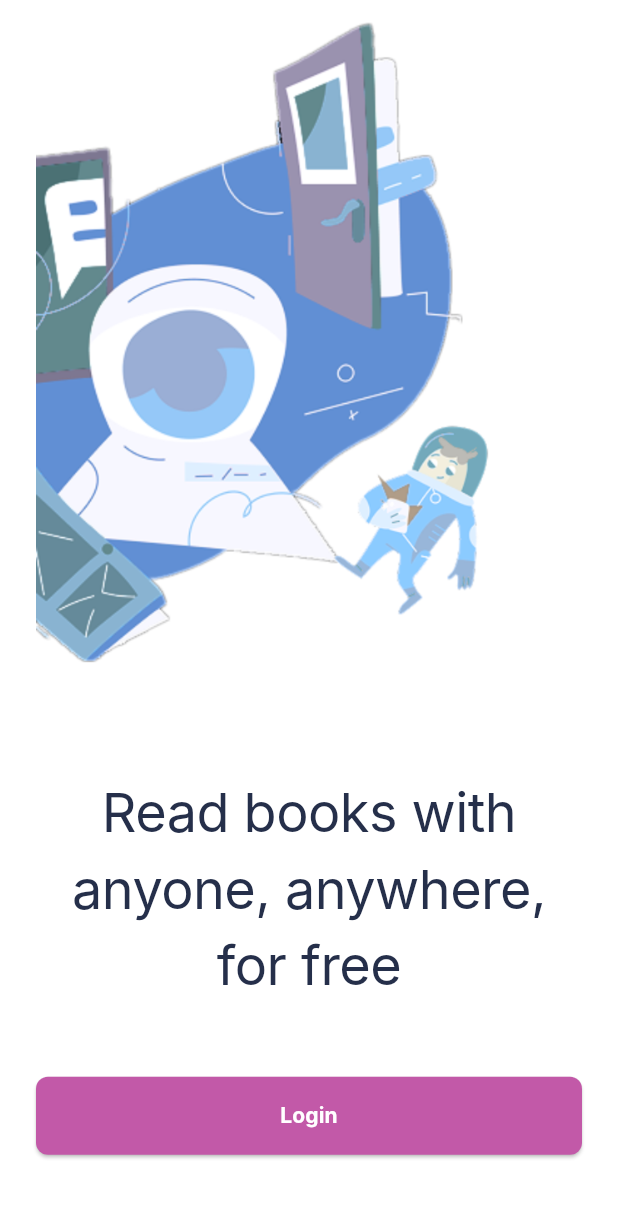
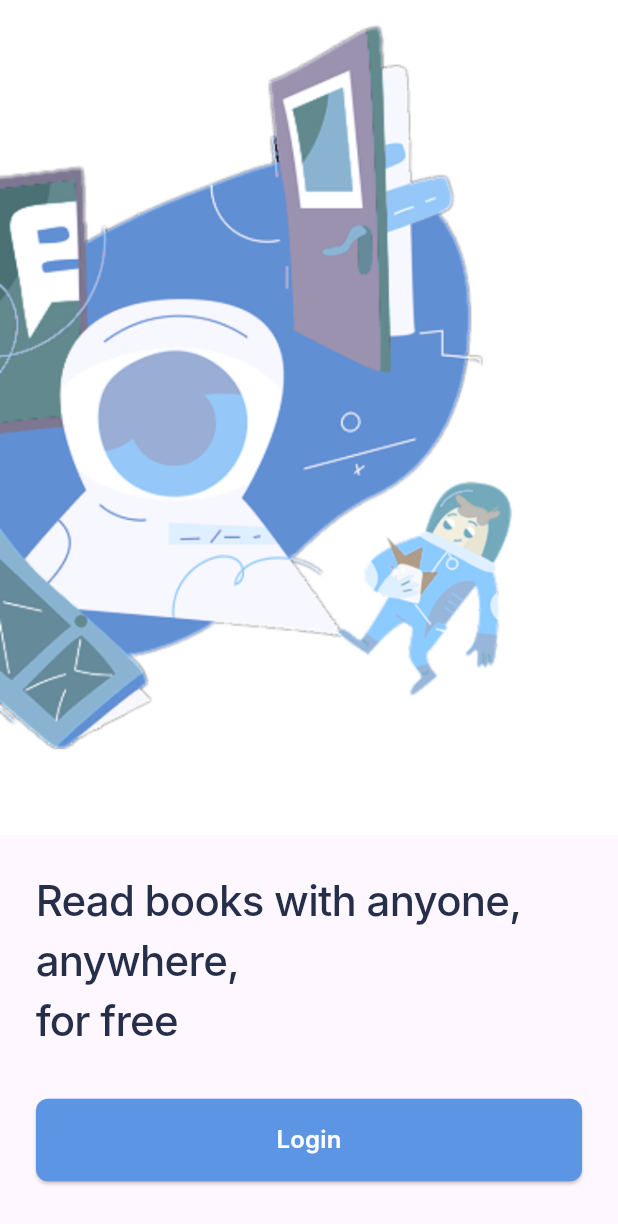
Before and after one commit to reysare/app_mobile, a Flutter app: the screen it shows after launch, on a phone screen of 412 x 824 dp. Shown: the top 1224 px of the screen. Run offline on Flutter 3.47's test engine with Material 3 defaults, Android fonts, the phone set to English and light mode, and no system bars; Roboto replaces fonts that are missing (Inter).

Commit message:
ubah gambar

```diff
--- a/lib/screens/splash_screen.dart
+++ b/lib/screens/splash_screen.dart
@@ -8,42 +8,41 @@ class SplashScreen extends StatelessWidget {
     return Scaffold(
       body: Center(
         child: SingleChildScrollView(
-          child: Container(
-            color: Colors.white,
+          child: Column(
+            crossAxisAlignment: CrossAxisAlignment.stretch,
+            children: [
+              // Gambar atas full lebar
+              Image.asset(
+                'assets/splash_screen.png',
                 width: double.infinity,
-            constraints: const BoxConstraints(maxWidth: 480),
+                fit: BoxFit.cover,
+              ),
+
+              const SizedBox(height: 24),
+
+              // Container untuk teks dan tombol
+              Padding(
                 padding: const EdgeInsets.symmetric(horizontal: 24),
                 child: Column(
                   crossAxisAlignment: CrossAxisAlignment.stretch,
                   children: [
-                AspectRatio(
-                  aspectRatio: 0.74,
-                  child: Image.asset(
-                    'assets/splash_screen.png',
-                    fit: BoxFit.contain,
-                    alignment: Alignment.center,
-                  ),
-                ),
-                const SizedBox(height: 24),
                     const Text(
                       'Read books with anyone, anywhere,\nfor free',
                       style: TextStyle(
                         color: Color(0xFF252F4A),
-                    fontSize: 36,
-                    fontWeight: FontWeight.w400,
-                    letterSpacing: -0.36,
+                        fontSize: 28,
+                        fontWeight: FontWeight.w500,
+                        letterSpacing: -0.5,
                       ),
-                  textAlign: TextAlign.center,
+                      textAlign: TextAlign.left,
                     ),
-                const SizedBox(height: 49),
-                SizedBox(
-                  width: double.infinity,
-                  child: ElevatedButton(
+                    const SizedBox(height: 32),
+                    ElevatedButton(
                       onPressed: () {
                         Navigator.pushNamed(context, '/login');
                       },
                       style: ElevatedButton.styleFrom(
-                      backgroundColor: const Color(0xFFC259A8),
+                        backgroundColor: const Color(0xFF5B95E4),
                         padding: const EdgeInsets.all(16),
                         shape: RoundedRectangleBorder(
                           borderRadius: BorderRadius.circular(8),
@@ -52,16 +51,17 @@ class SplashScreen extends StatelessWidget {
                       child: const Text(
                         'Login',
                         style: TextStyle(
-                        fontSize: 14,
-                        fontWeight: FontWeight.w700,
+                          fontSize: 16,
+                          fontWeight: FontWeight.w600,
                           color: Colors.white,
                         ),
                       ),
                     ),
-                ),
-                const SizedBox(height: 76),
+                    const SizedBox(height: 48),
                   ],
                 ),
+              ),
+            ],
           ),
         ),
       ),
```
Lines whose indentation alone changed are shown as unchanged.
